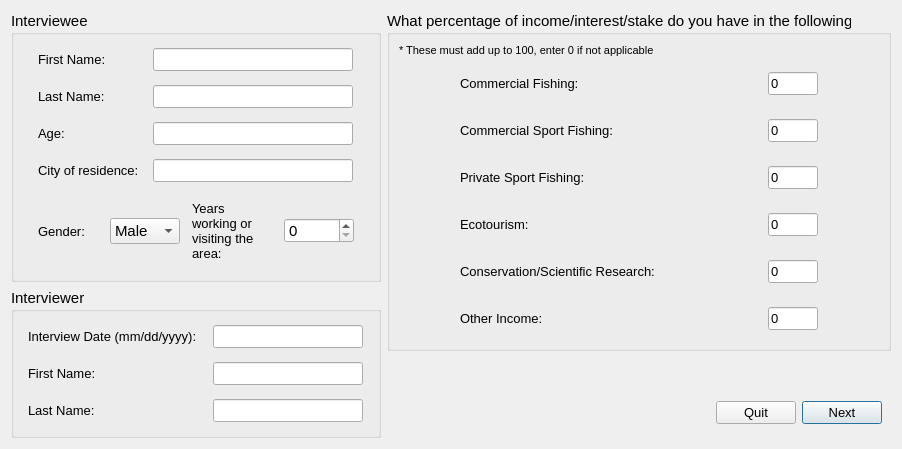
Above: oom_cobi_loreto/Interview/interviewstart.ui from Ecotrust/openoceanmap-desktop before the change. Below: the same form after it.
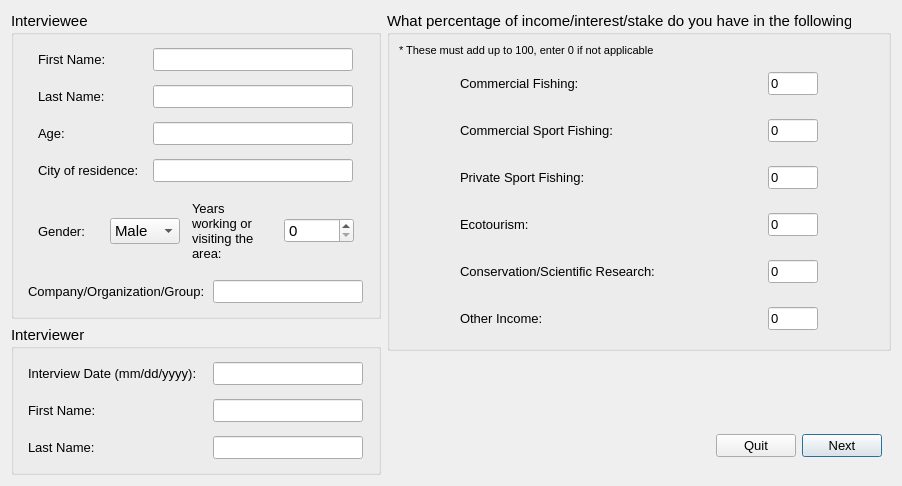
That is the form after the change.

Diff of the .ui file:
```diff
--- a/oom_cobi_loreto/Interview/interviewstart.ui
+++ b/oom_cobi_loreto/Interview/interviewstart.ui
@@ -7,13 +7,13 @@
     <x>0</x>
     <y>0</y>
     <width>902</width>
-    <height>435</height>
+    <height>472</height>
    </rect>
   </property>
   <property name="windowTitle" >
    <string>OpenOceanMap - Interview</string>
   </property>
-  <layout class="QHBoxLayout" >
+  <layout class="QHBoxLayout" name="horizontalLayout" >
    <item>
     <layout class="QVBoxLayout" >
      <item>
@@ -378,6 +378,72 @@
           </layout>
          </widget>
         </item>
+        <item>
+         <widget class="QWidget" native="1" name="interviewee_first_name_5" >
+          <layout class="QHBoxLayout" name="_2" >
+           <property name="spacing" >
+            <number>4</number>
+           </property>
+           <property name="margin" >
+            <number>4</number>
+           </property>
+           <item>
+            <widget class="QLabel" name="date_text_2" >
+             <property name="minimumSize" >
+              <size>
+               <width>180</width>
+               <height>0</height>
+              </size>
+             </property>
+             <property name="maximumSize" >
+              <size>
+               <width>180</width>
+               <height>16777215</height>
+              </size>
+             </property>
+             <property name="font" >
+              <font>
+               <pointsize>10</pointsize>
+              </font>
+             </property>
+             <property name="text" >
+              <string>Company/Organization/Group:</string>
+             </property>
+            </widget>
+           </item>
+           <item>
+            <widget class="QLineEdit" name="organization_line" >
+             <property name="enabled" >
+              <bool>true</bool>
+             </property>
+             <property name="minimumSize" >
+              <size>
+               <width>150</width>
+               <height>0</height>
+              </size>
+             </property>
+             <property name="maximumSize" >
+              <size>
+               <width>150</width>
+               <height>16777215</height>
+              </size>
+             </property>
+             <property name="font" >
+              <font>
+               <pointsize>10</pointsize>
+              </font>
+             </property>
+             <property name="text" >
+              <string/>
+             </property>
+             <property name="cursorPosition" >
+              <number>0</number>
+             </property>
+            </widget>
+           </item>
+          </layout>
+         </widget>
+        </item>
        </layout>
       </widget>
      </item>
```
